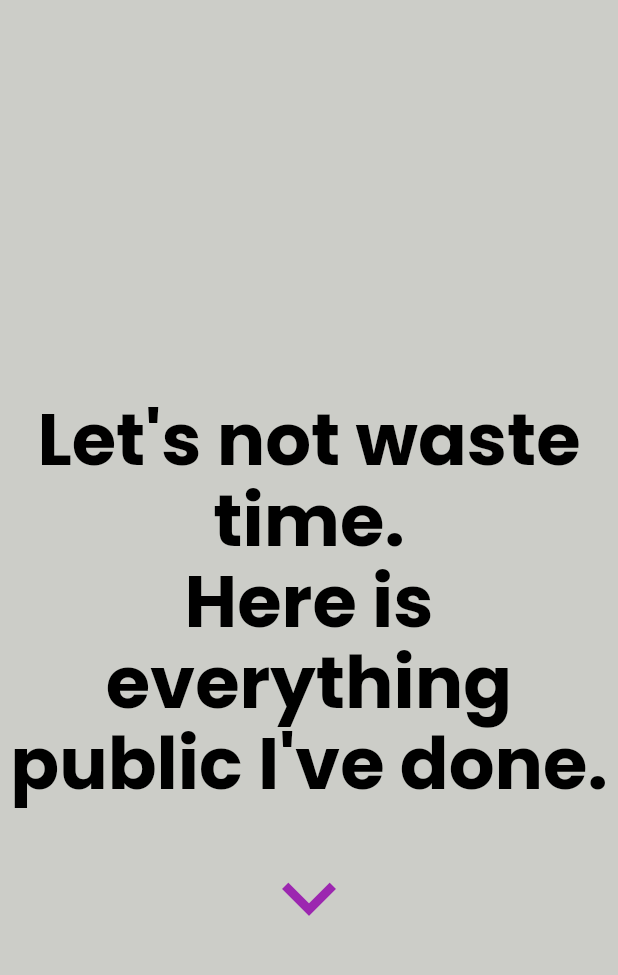
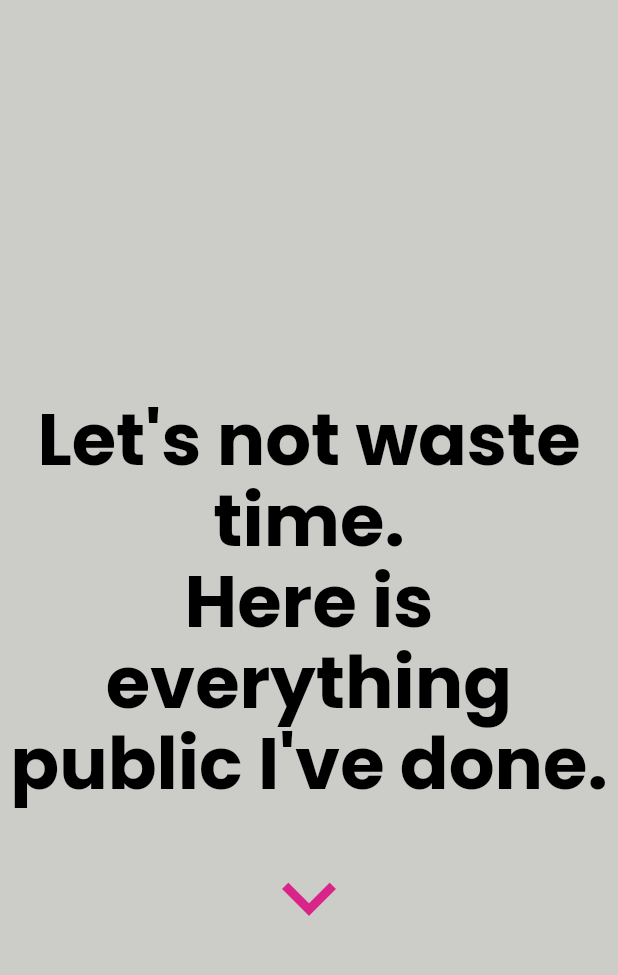
Before and after one commit to jusulamminheimo/jusudev, a Flutter app: the screen it shows after launch, on a phone screen of 412 x 824 dp, the part 84-1059 px from its top. Run offline on Flutter 3.47's test engine with Material 2 defaults, Android fonts, the phone set to English and light mode, and no system bars; our stand-ins replace font_awesome_flutter, google_fonts; missing offline and left inert: universal_html.

Commit message:
fix arrow color

```diff
--- a/lib/ui/components/animated_components/animated_arrow.dart
+++ b/lib/ui/components/animated_components/animated_arrow.dart
@@ -41,7 +41,7 @@ class _AnimatedCustomArrowState extends State<AnimatedCustomArrow>
           child: Icon(
             Icons.keyboard_arrow_down,
             size: 72,
-            color: Colors.purple,
+            color: Color(0XFFD92588),
           ),
         ),
       ),
```
